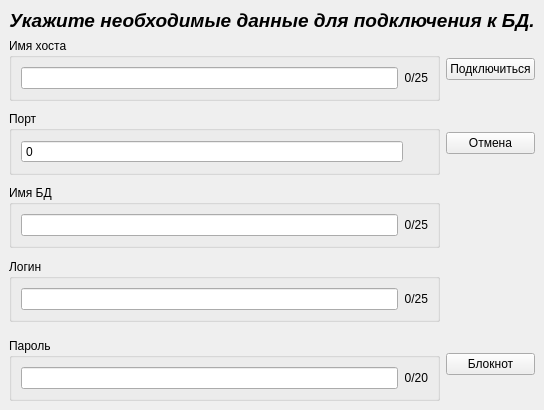
This is Qt/Urok3/mainwindow.ui in 1Feodor/Domshka_Nitologij as Qt 5 draws it before an edit. The edited form follows.
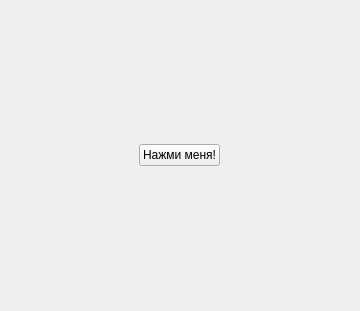
This is the edited form.

What changed in the file:
```diff
--- a/Qt/Urok3/mainwindow.ui
+++ b/Qt/Urok3/mainwindow.ui
@@ -9,10 +9,16 @@
    <rect>
     <x>0</x>
     <y>0</y>
-    <width>537</width>
-    <height>410</height>
+    <width>360</width>
+    <height>311</height>
    </rect>
   </property>
+  <property name="minimumSize">
+   <size>
+    <width>200</width>
+    <height>100</height>
+   </size>
+  </property>
   <property name="windowTitle">
    <string>SQL</string>
   </property>
@@ -24,347 +30,16 @@
   </property>
   <widget class="QWidget" name="Sql_form">
    <layout class="QGridLayout" name="gridLayout">
-    <item row="1" column="1">
-     <widget class="QPushButton" name="pB_connect">
+    <item row="0" column="0">
+     <widget class="QPushButton" name="pushButton">
       <property name="sizePolicy">
-       <sizepolicy hsizetype="Minimum" vsizetype="Fixed">
+       <sizepolicy hsizetype="Maximum" vsizetype="Fixed">
         <horstretch>0</horstretch>
         <verstretch>0</verstretch>
        </sizepolicy>
       </property>
       <property name="text">
-       <string>Подключиться</string>
-      </property>
-     </widget>
-    </item>
-    <item row="2" column="0">
-     <spacer name="verticalSpacer">
-      <property name="orientation">
-       <enum>Qt::Orientation::Vertical</enum>
-      </property>
-      <property name="sizeHint" stdset="0">
-       <size>
-        <width>20</width>
-        <height>40</height>
-       </size>
-      </property>
-     </spacer>
-    </item>
-    <item row="8" column="1" rowspan="2">
-     <widget class="QPushButton" name="pB_notepad">
-      <property name="sizePolicy">
-       <sizepolicy hsizetype="Minimum" vsizetype="Fixed">
-        <horstretch>0</horstretch>
-        <verstretch>0</verstretch>
-       </sizepolicy>
-      </property>
-      <property name="text">
-       <string>Блокнот</string>
-      </property>
-     </widget>
-    </item>
-    <item row="7" column="0">
-     <widget class="QGroupBox" name="gB_login">
-      <property name="sizePolicy">
-       <sizepolicy hsizetype="Minimum" vsizetype="MinimumExpanding">
-        <horstretch>0</horstretch>
-        <verstretch>0</verstretch>
-       </sizepolicy>
-      </property>
-      <property name="title">
-       <string>Логин</string>
-      </property>
-      <layout class="QHBoxLayout" name="horizontalLayout_4">
-       <item>
-        <widget class="QLineEdit" name="lE_login">
-         <property name="maxLength">
-          <number>25</number>
-         </property>
-         <property name="echoMode">
-          <enum>QLineEdit::EchoMode::Normal</enum>
-         </property>
-        </widget>
-       </item>
-       <item>
-        <widget class="QLabel" name="lab_login">
-         <property name="text">
-          <string>0/25</string>
-         </property>
-         <property name="alignment">
-          <set>Qt::AlignmentFlag::AlignRight|Qt::AlignmentFlag::AlignTrailing|Qt::AlignmentFlag::AlignVCenter</set>
-         </property>
-         <property name="buddy">
-          <cstring>lE_login</cstring>
-         </property>
-        </widget>
-       </item>
-      </layout>
-     </widget>
-    </item>
-    <item row="6" column="0">
-     <spacer name="verticalSpacer_3">
-      <property name="orientation">
-       <enum>Qt::Orientation::Vertical</enum>
-      </property>
-      <property name="sizeHint" stdset="0">
-       <size>
-        <width>20</width>
-        <height>40</height>
-       </size>
-      </property>
-     </spacer>
-    </item>
-    <item row="3" column="0">
-     <widget class="QGroupBox" name="gB_port">
-      <property name="sizePolicy">
-       <sizepolicy hsizetype="Minimum" vsizetype="MinimumExpanding">
-        <horstretch>0</horstretch>
-        <verstretch>0</verstretch>
-       </sizepolicy>
-      </property>
-      <property name="title">
-       <string>Порт</string>
-      </property>
-      <layout class="QHBoxLayout" name="horizontalLayout_3">
-       <item>
-        <widget class="QSpinBox" name="sB_port">
-         <property name="sizePolicy">
-          <sizepolicy hsizetype="Expanding" vsizetype="Fixed">
-           <horstretch>0</horstretch>
-           <verstretch>0</verstretch>
-          </sizepolicy>
-         </property>
-         <property name="buttonSymbols">
-          <enum>QAbstractSpinBox::ButtonSymbols::NoButtons</enum>
-         </property>
-         <property name="maximum">
-          <number>65535</number>
-         </property>
-         <property name="stepType">
-          <enum>QAbstractSpinBox::StepType::DefaultStepType</enum>
-         </property>
-         <property name="value">
-          <number>0</number>
-         </property>
-        </widget>
-       </item>
-       <item>
-        <spacer name="horizontalSpacer">
-         <property name="orientation">
-          <enum>Qt::Orientation::Horizontal</enum>
-         </property>
-         <property name="sizeType">
-          <enum>QSizePolicy::Policy::Minimum</enum>
-         </property>
-         <property name="sizeHint" stdset="0">
-          <size>
-           <width>25</width>
-           <height>20</height>
-          </size>
-         </property>
-        </spacer>
-       </item>
-      </layout>
-     </widget>
-    </item>
-    <item row="1" column="0">
-     <widget class="QGroupBox" name="gB_host">
-      <property name="sizePolicy">
-       <sizepolicy hsizetype="Minimum" vsizetype="MinimumExpanding">
-        <horstretch>0</horstretch>
-        <verstretch>0</verstretch>
-       </sizepolicy>
-      </property>
-      <property name="title">
-       <string>Имя хоста</string>
-      </property>
-      <layout class="QHBoxLayout" name="horizontalLayout">
-       <item>
-        <widget class="QLineEdit" name="lE_host">
-         <property name="maxLength">
-          <number>25</number>
-         </property>
-        </widget>
-       </item>
-       <item>
-        <widget class="QLabel" name="lab_host">
-         <property name="text">
-          <string>0/25</string>
-         </property>
-         <property name="alignment">
-          <set>Qt::AlignmentFlag::AlignRight|Qt::AlignmentFlag::AlignTrailing|Qt::AlignmentFlag::AlignVCenter</set>
-         </property>
-         <property name="buddy">
-          <cstring>lE_host</cstring>
-         </property>
-        </widget>
-       </item>
-      </layout>
-     </widget>
-    </item>
-    <item row="8" column="0">
-     <spacer name="verticalSpacer_4">
-      <property name="orientation">
-       <enum>Qt::Orientation::Vertical</enum>
-      </property>
-      <property name="sizeHint" stdset="0">
-       <size>
-        <width>20</width>
-        <height>40</height>
-       </size>
-      </property>
-     </spacer>
-    </item>
-    <item row="9" column="0">
-     <widget class="QGroupBox" name="gB_password">
-      <property name="sizePolicy">
-       <sizepolicy hsizetype="Minimum" vsizetype="MinimumExpanding">
-        <horstretch>0</horstretch>
-        <verstretch>0</verstretch>
-       </sizepolicy>
-      </property>
-      <property name="title">
-       <string>Пароль</string>
-      </property>
-      <layout class="QHBoxLayout" name="horizontalLayout_5">
-       <item>
-        <widget class="QLineEdit" name="lE_password">
-         <property name="inputMask">
-          <string/>
-         </property>
-         <property name="maxLength">
-          <number>20</number>
-         </property>
-         <property name="echoMode">
-          <enum>QLineEdit::EchoMode::Password</enum>
-         </property>
-         <property name="cursorMoveStyle">
-          <enum>Qt::CursorMoveStyle::LogicalMoveStyle</enum>
-         </property>
-        </widget>
-       </item>
-       <item>
-        <widget class="QLabel" name="lab_password">
-         <property name="text">
-          <string>0/20</string>
-         </property>
-         <property name="alignment">
-          <set>Qt::AlignmentFlag::AlignRight|Qt::AlignmentFlag::AlignTrailing|Qt::AlignmentFlag::AlignVCenter</set>
-         </property>
-         <property name="buddy">
-          <cstring>lE_password</cstring>
-         </property>
-        </widget>
-       </item>
-      </layout>
-     </widget>
-    </item>
-    <item row="0" column="0" colspan="2">
-     <widget class="QLabel" name="lab_heading">
-      <property name="sizePolicy">
-       <sizepolicy hsizetype="Preferred" vsizetype="Fixed">
-        <horstretch>0</horstretch>
-        <verstretch>0</verstretch>
-       </sizepolicy>
-      </property>
-      <property name="font">
-       <font>
-        <pointsize>14</pointsize>
-        <italic>true</italic>
-        <bold>true</bold>
-       </font>
-      </property>
-      <property name="mouseTracking">
-       <bool>false</bool>
-      </property>
-      <property name="tabletTracking">
-       <bool>false</bool>
-      </property>
-      <property name="text">
-       <string>Укажите необходимые данные для подключения к БД.</string>
-      </property>
-      <property name="alignment">
-       <set>Qt::AlignmentFlag::AlignHCenter|Qt::AlignmentFlag::AlignTop</set>
-      </property>
-     </widget>
-    </item>
-    <item row="5" column="0">
-     <widget class="QGroupBox" name="gB_bd">
-      <property name="sizePolicy">
-       <sizepolicy hsizetype="Minimum" vsizetype="MinimumExpanding">
-        <horstretch>0</horstretch>
-        <verstretch>0</verstretch>
-       </sizepolicy>
-      </property>
-      <property name="title">
-       <string>Имя БД</string>
-      </property>
-      <layout class="QHBoxLayout" name="horizontalLayout_2">
-       <item>
-        <widget class="QLineEdit" name="lE_bd">
-         <property name="maxLength">
-          <number>25</number>
-         </property>
-        </widget>
-       </item>
-       <item>
-        <widget class="QLabel" name="lab_bd">
-         <property name="text">
-          <string>0/25</string>
-         </property>
-         <property name="alignment">
-          <set>Qt::AlignmentFlag::AlignRight|Qt::AlignmentFlag::AlignTrailing|Qt::AlignmentFlag::AlignVCenter</set>
-         </property>
-         <property name="buddy">
-          <cstring>lE_bd</cstring>
-         </property>
-        </widget>
-       </item>
-      </layout>
-     </widget>
-    </item>
-    <item row="3" column="1">
-     <widget class="QPushButton" name="pB_notice">
-      <property name="sizePolicy">
-       <sizepolicy hsizetype="Minimum" vsizetype="Fixed">
-        <horstretch>0</horstretch>
-        <verstretch>0</verstretch>
-       </sizepolicy>
-      </property>
-      <property name="text">
-       <string>Отмена</string>
-      </property>
-     </widget>
-    </item>
-    <item row="4" column="0">
-     <spacer name="verticalSpacer_2">
-      <property name="orientation">
-       <enum>Qt::Orientation::Vertical</enum>
-      </property>
-      <property name="sizeHint" stdset="0">
-       <size>
-        <width>20</width>
-        <height>40</height>
-       </size>
-      </property>
-     </spacer>
-    </item>
-    <item row="7" column="1">
-     <widget class="QLabel" name="lab_port">
-      <property name="sizePolicy">
-       <sizepolicy hsizetype="Fixed" vsizetype="Preferred">
-        <horstretch>0</horstretch>
-        <verstretch>0</verstretch>
-       </sizepolicy>
-      </property>
-      <property name="text">
-       <string>        </string>
-      </property>
-      <property name="alignment">
-       <set>Qt::AlignmentFlag::AlignRight|Qt::AlignmentFlag::AlignTrailing|Qt::AlignmentFlag::AlignVCenter</set>
-      </property>
-      <property name="buddy">
-       <cstring>sB_port</cstring>
+       <string>Нажми меня!</string>
       </property>
      </widget>
     </item>
```
Left out of the diff: 112 changed lines with no effect on the pictures.
